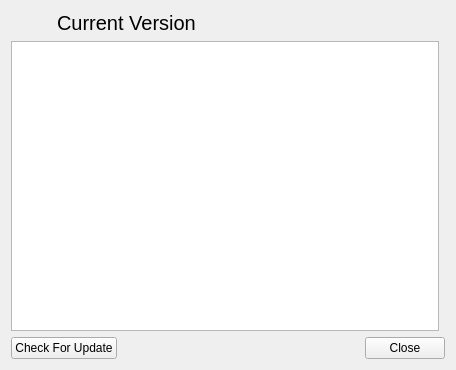
Before: the Qt Designer form CertMan/about_dlg.ui in jykim74/CertMan, drawn with Qt 5.
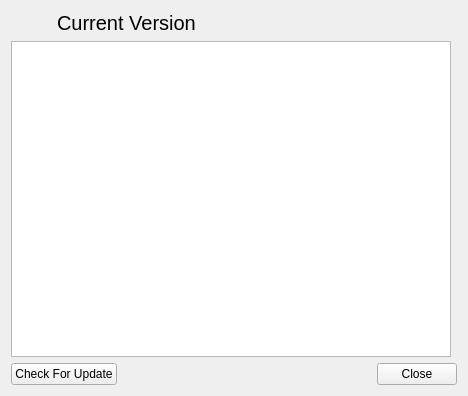
After: the same form once the commit is applied. Icons and pictures are not drawn.

Commit message: MacOS 기본 폰트 Monaco 설정

```diff
--- a/CertMan/about_dlg.ui
+++ b/CertMan/about_dlg.ui
@@ -6,8 +6,8 @@
    <rect>
     <x>0</x>
     <y>0</y>
-    <width>456</width>
-    <height>370</height>
+    <width>468</width>
+    <height>396</height>
    </rect>
   </property>
   <property name="windowTitle">
```
Left out of the diff: 1 changed line with no effect on the pictures. The commit also changes 2 other files.
